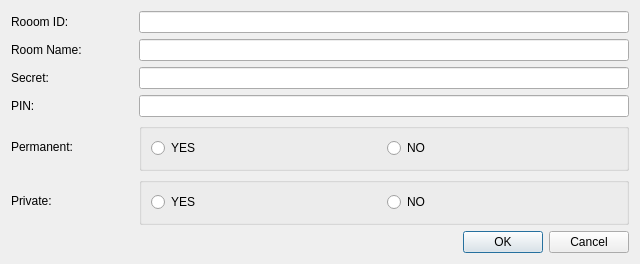
The window that UI/create_room_dialog.ui (ouxianghui/janus-client) describes before a commit, drawn with Qt 5.
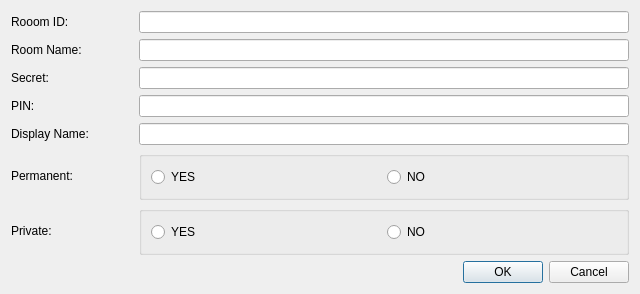
The same window after the commit.

Commit message: create room and join it

```diff
--- a/UI/create_room_dialog.ui
+++ b/UI/create_room_dialog.ui
@@ -7,7 +7,7 @@
     <x>0</x>
     <y>0</y>
     <width>640</width>
-    <height>264</height>
+    <height>294</height>
    </rect>
   </property>
   <property name="windowTitle">
@@ -86,6 +86,24 @@
      </item>
     </layout>
    </item>
+   <item>
+    <layout class="QHBoxLayout" name="horizontalLayout_9" stretch="2,8">
+     <item>
+      <widget class="QLabel" name="label_7">
+       <property name="text">
+        <string>Display Name:</string>
+       </property>
+      </widget>
+     </item>
+     <item>
+      <widget class="QLineEdit" name="displayNameLineEdit">
+       <property name="alignment">
+        <set>Qt::AlignCenter</set>
+       </property>
+      </widget>
+     </item>
+    </layout>
+   </item>
    <item>
     <layout class="QHBoxLayout" name="horizontalLayout_7" stretch="2,8">
      <item>
```
Left out of the diff: 2 changed lines with no effect on the pictures. The commit also changes 10 other files.
